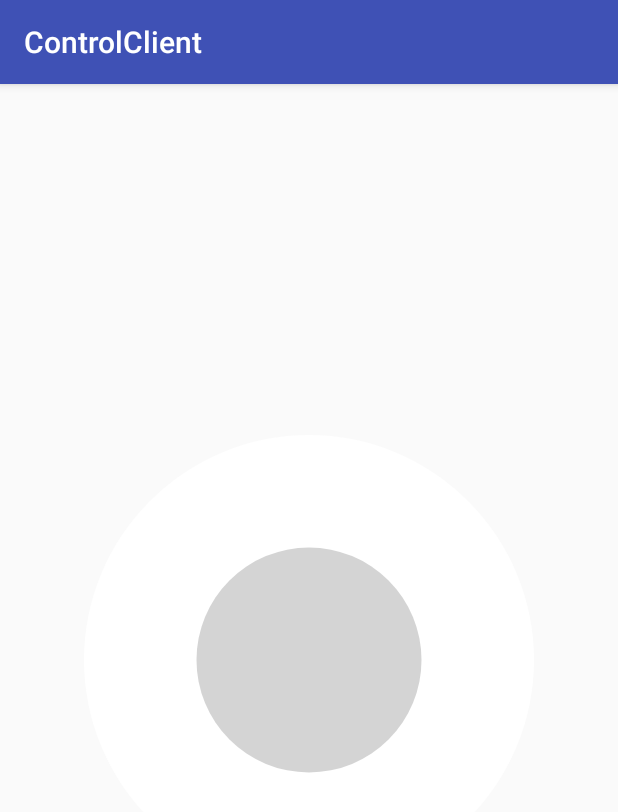
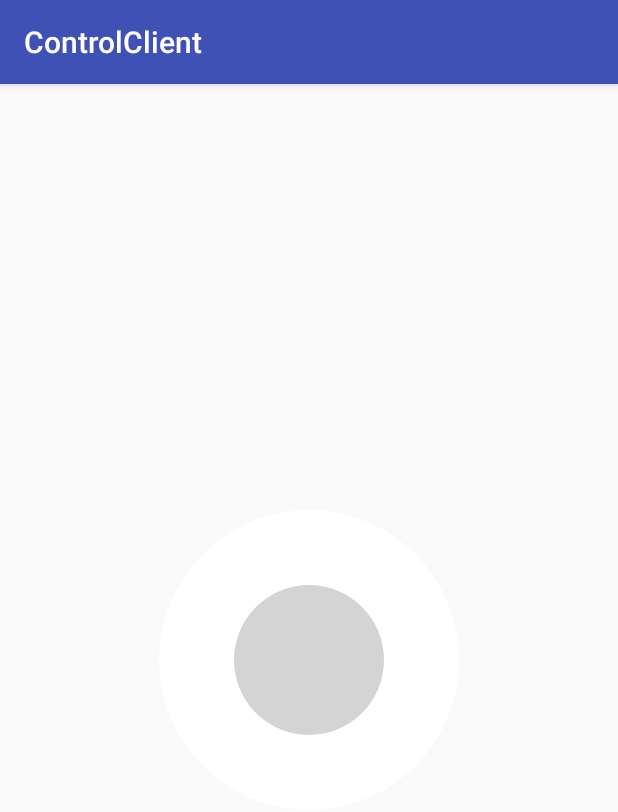
Before and after one commit to devbins/RaspberryPiCar, an Android app: the ControlActivity screen opened directly, with no data from a screen before it, on a phone screen of 412 x 824 dp. Shown: the top 812 px of the screen. Run offline under Robolectric (Android 15) with nearby library versions, the phone set to English and light mode, and no system bars; 1 statement that could not run was skipped.

Commit message:
resize controlview

```diff
--- a/ControlClient/app/src/main/res/layout/activity_control.xml
+++ b/ControlClient/app/src/main/res/layout/activity_control.xml
@@ -12,8 +12,8 @@
 
     <com.dev.bins.controlclient.widget.ControlView
         android:id="@+id/controlView"
-        android:layout_width="300dp"
-        android:layout_height="300dp"
+        android:layout_width="200dp"
+        android:layout_height="200dp"
         android:layout_centerInParent="true" />
 
 
```
